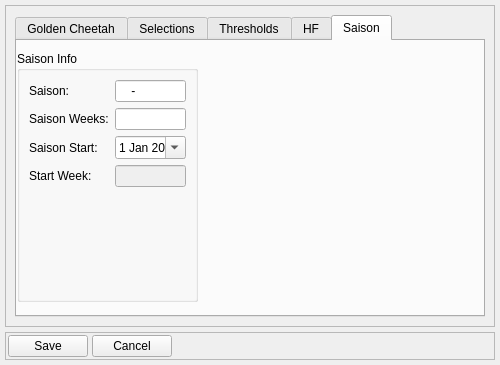
The window that dialog_settings.ui (Tria-Andy/WorkoutEditor) describes before a commit, drawn with Qt 5.
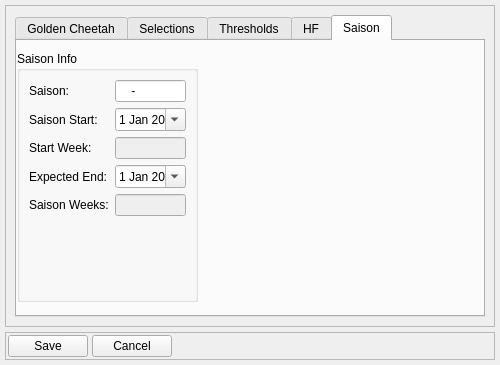
The same window after the commit. The open tabs and pages were chosen to show the change. Icons and pictures are not drawn.

Commit message: Change provide color settings

```diff
--- a/dialog_settings.ui
+++ b/dialog_settings.ui
@@ -666,27 +666,17 @@
            <string>Saison Info</string>
           </property>
           <layout class="QFormLayout" name="formLayout_5">
-           <item row="1" column="0">
+           <item row="4" column="0">
             <widget class="QLabel" name="label_13">
              <property name="text">
               <string>Saison Weeks:</string>
              </property>
             </widget>
            </item>
-           <item row="1" column="1">
-            <widget class="QLineEdit" name="lineEdit_saisonWeeks"/>
-           </item>
-           <item row="2" column="0">
-            <widget class="QLabel" name="label_14">
-             <property name="text">
-              <string>Saison Start:</string>
-             </property>
-            </widget>
-           </item>
-           <item row="2" column="1">
-            <widget class="QDateEdit" name="dateEdit_saisonStart">
-             <property name="calendarPopup">
-              <bool>true</bool>
+           <item row="4" column="1">
+            <widget class="QLineEdit" name="lineEdit_saisonWeeks">
+             <property name="enabled">
+              <bool>false</bool>
              </property>
             </widget>
            </item>
@@ -704,14 +694,42 @@
              </property>
             </widget>
            </item>
+           <item row="1" column="0">
+            <widget class="QLabel" name="label_14">
+             <property name="text">
+              <string>Saison Start:</string>
+             </property>
+            </widget>
+           </item>
+           <item row="1" column="1">
+            <widget class="QDateEdit" name="dateEdit_saisonStart">
+             <property name="calendarPopup">
+              <bool>true</bool>
+             </property>
+            </widget>
+           </item>
            <item row="3" column="0">
+            <widget class="QLabel" name="label_18">
+             <property name="text">
+              <string>Expected End:</string>
+             </property>
+            </widget>
+           </item>
+           <item row="3" column="1">
+            <widget class="QDateEdit" name="dateEdit">
+             <property name="calendarPopup">
+              <bool>true</bool>
+             </property>
+            </widget>
+           </item>
+           <item row="2" column="0">
             <widget class="QLabel" name="label_16">
              <property name="text">
               <string>Start Week:</string>
              </property>
             </widget>
            </item>
-           <item row="3" column="1">
+           <item row="2" column="1">
             <widget class="QLineEdit" name="lineEdit_startWeek">
              <property name="enabled">
               <bool>false</bool>
```
Left out of the diff: 2 changed lines with no effect on the pictures. The commit also changes 9 other files.
